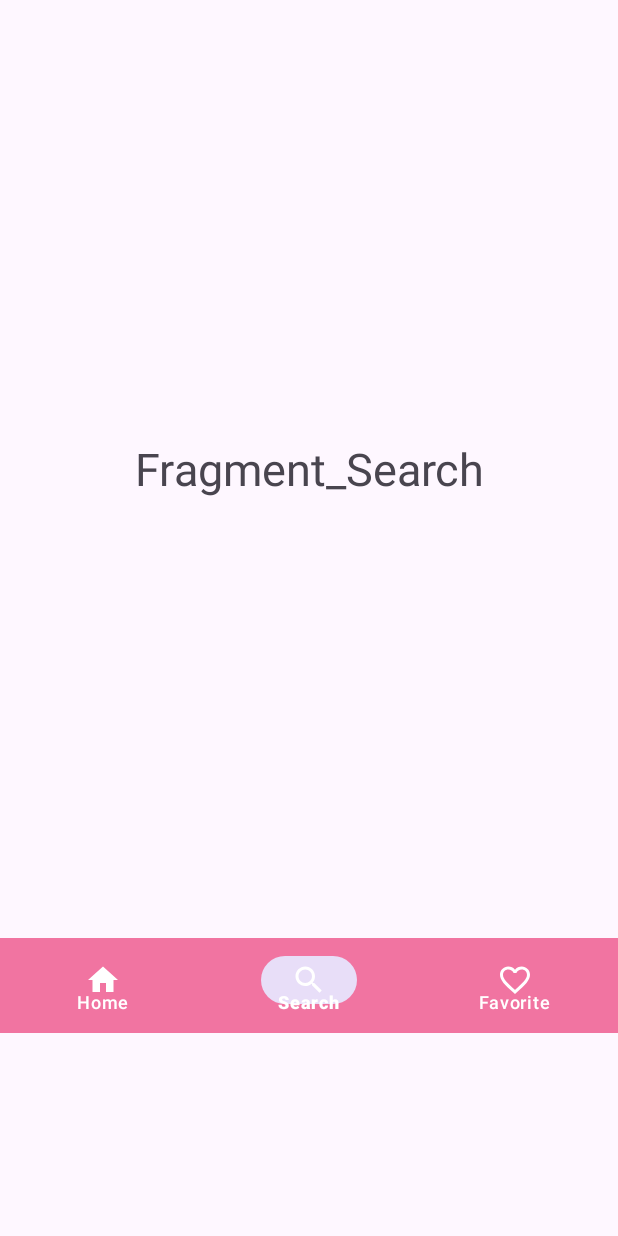
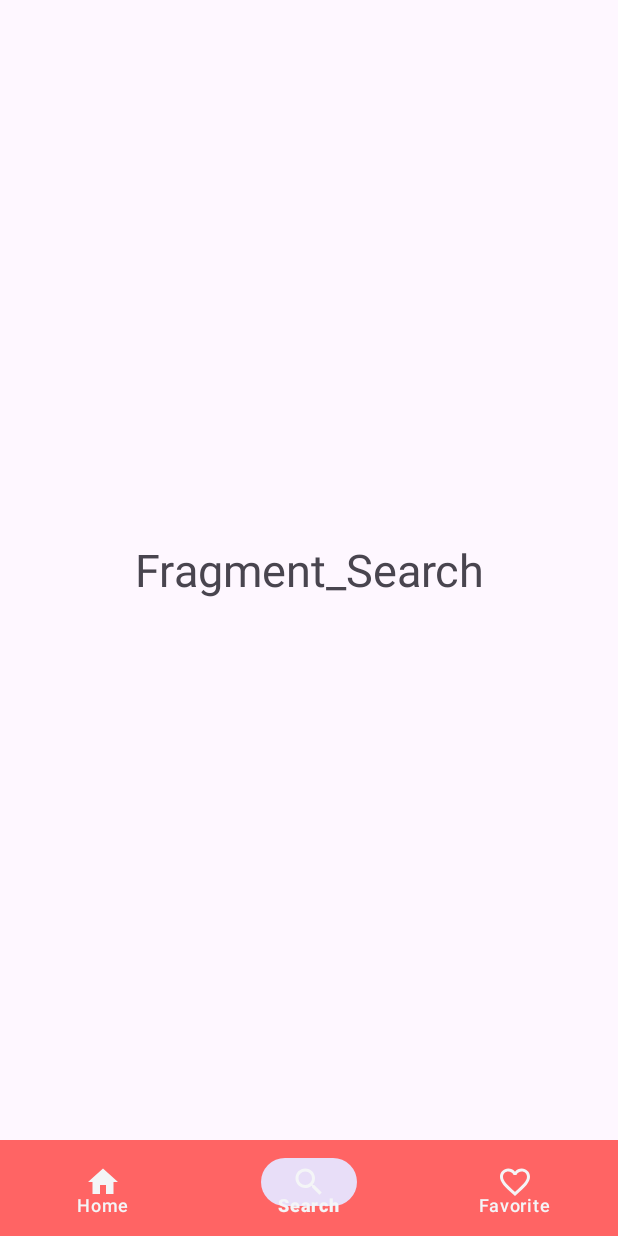
Before and after one commit to mariayousef/RecipeApp, an Android app: the screen it shows after launch (MainActivity), item 2 of the bottom bar chosen, on a phone screen of 412 x 824 dp. Run offline under Robolectric (Android 15) with nearby library versions, the phone set to English and light mode, and no system bars; our stand-ins replace navigation-ui; pictures from the network do not load.

Commit message:
enhance UI

```diff
--- a/app/src/main/res/layout/activity_main.xml
+++ b/app/src/main/res/layout/activity_main.xml
@@ -9,7 +9,8 @@
         android:id="@+id/nav_host_fragment"
         android:name="androidx.navigation.fragment.NavHostFragment"
         android:layout_width="match_parent"
-        android:layout_height="625dp"
+        android:layout_height="0dp"
+        android:layout_weight="1"
         app:defaultNavHost="true"
         app:navGraph="@navigation/nav_graph"
         />
@@ -17,9 +18,9 @@
     <com.google.android.material.bottomnavigation.BottomNavigationView
         android:id="@+id/bottom_nav"
         android:layout_width="match_parent"
-        android:layout_height="63dp"
-        android:background="#99E91E63"
-        app:itemIconTint="#ffff"
-        app:itemTextColor="#ffff"
+        android:layout_height="64dp"
+        android:background="@color/pink"
+        app:itemIconTint="@color/form_bg"
+        app:itemTextColor="@color/form_bg"
         app:menu="@menu/bottom_menu" />
 </LinearLayout>
```
